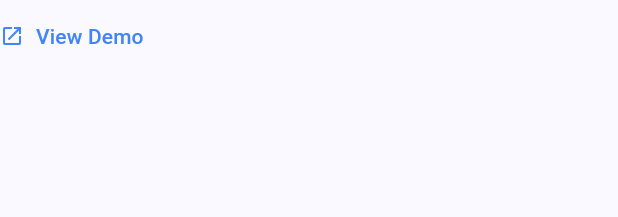
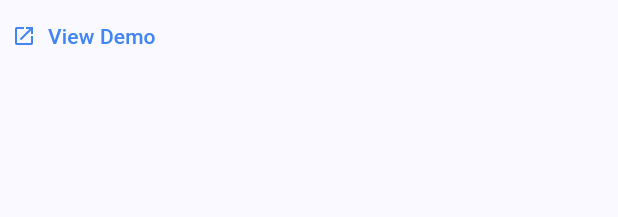
Before and after one commit to SjdnDzikran/portfolio, a Flutter app: the TextIconButton widget shown alone on an empty page, opened directly, on a phone screen of 412 x 824 dp. Shown: the top 217 px of the screen. Run offline on Flutter 3.47's test engine with Material 3 defaults, Android fonts, the phone set to English and light mode, and no system bars; our stand-ins replace google_fonts; Roboto replaces fonts that are missing (Prompt).

Commit message:
refactor: set default padding for TextIconButton to improve consistency

```diff
--- a/lib/widgets/buttons/text_icon_button.dart
+++ b/lib/widgets/buttons/text_icon_button.dart
@@ -15,7 +15,7 @@ class TextIconButton extends StatelessWidget {
     required this.text,
     required this.icon,
     required this.onPressed,
-    this.padding,
+    this.padding = const EdgeInsets.symmetric(horizontal: 8),
     this.fontSize = 14,
     this.fontWeight = FontWeight.w500,
     this.color,
```
